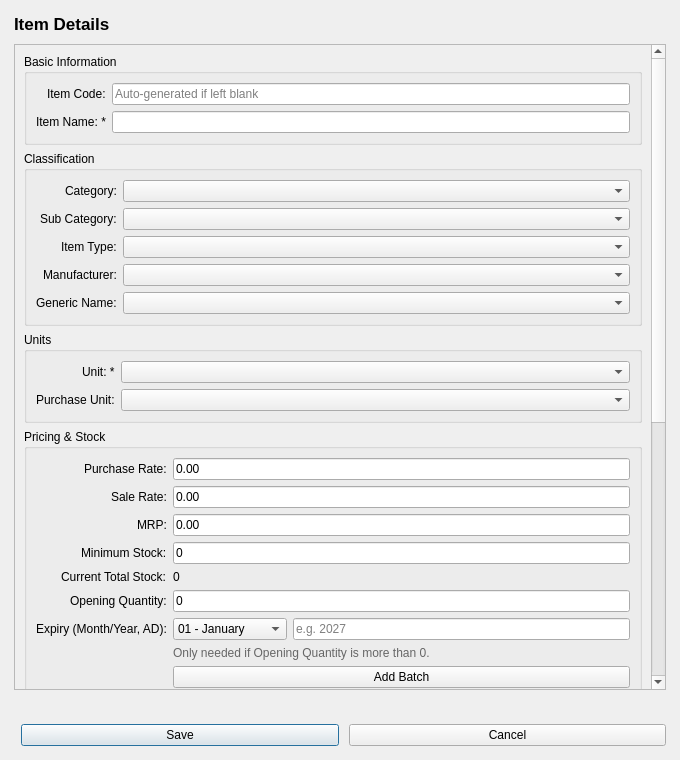
Old version of the form ui/item_form.ui in the repository kbinay96-cell/Medical-ERP-V2.
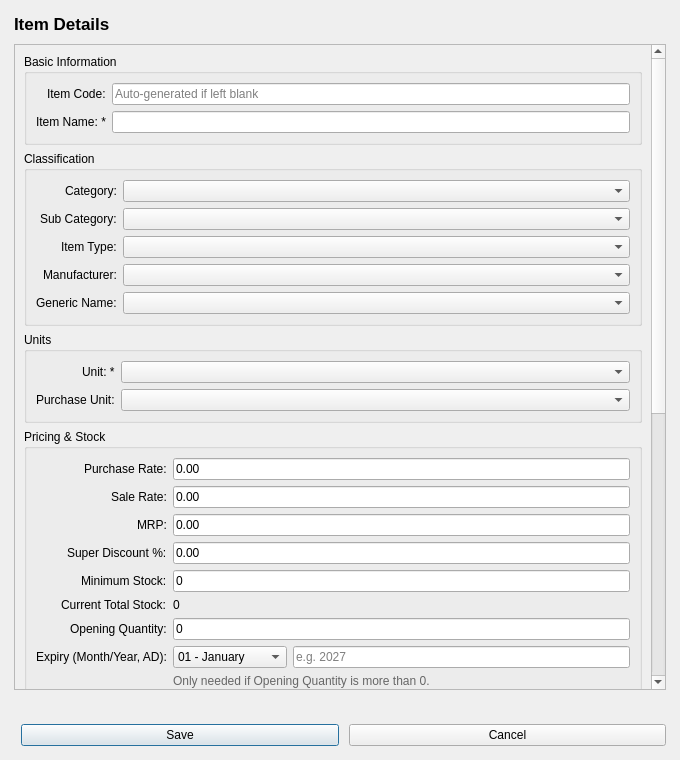
New version of the form.

```diff
--- a/ui/item_form.ui
+++ b/ui/item_form.ui
@@ -87,23 +87,25 @@
           <item row="1" column="1"><widget class="QLineEdit" name="txtSaleRate"><property name="text"><string>0.00</string></property></widget></item>
           <item row="2" column="0"><widget class="QLabel" name="lblMrp"><property name="text"><string>MRP:</string></property></widget></item>
           <item row="2" column="1"><widget class="QLineEdit" name="txtMrp"><property name="text"><string>0.00</string></property></widget></item>
-          <item row="3" column="0"><widget class="QLabel" name="lblMinimumStock"><property name="text"><string>Minimum Stock:</string></property></widget></item>
-          <item row="3" column="1"><widget class="QLineEdit" name="txtMinimumStock">
+           <item row="3" column="0"><widget class="QLabel" name="lblSuperDiscountPercent"><property name="text"><string>Super Discount %:</string></property></widget></item>
+           <item row="3" column="1"><widget class="QLineEdit" name="txtSuperDiscountPercent"><property name="text"><string>0.00</string></property></widget></item>
+          <item row="4" column="0"><widget class="QLabel" name="lblMinimumStock"><property name="text"><string>Minimum Stock:</string></property></widget></item>
+          <item row="4" column="1"><widget class="QLineEdit" name="txtMinimumStock">
             <property name="text"><string>0</string></property>
             <property name="toolTip"><string>Reorder level -- can be changed anytime, no lock.</string></property>
           </widget></item>
-          <item row="4" column="0"><widget class="QLabel" name="lblCurrentStockDisplay"><property name="text"><string>Current Total Stock:</string></property></widget></item>
-          <item row="4" column="1"><widget class="QLabel" name="lblCurrentStockValue">
+          <item row="5" column="0"><widget class="QLabel" name="lblCurrentStockDisplay"><property name="text"><string>Current Total Stock:</string></property></widget></item>
+          <item row="5" column="1"><widget class="QLabel" name="lblCurrentStockValue">
             <property name="text"><string>0</string></property>
             <property name="toolTip"><string>Read-only -- sum of all batch quantities.</string></property>
           </widget></item>
-          <item row="5" column="0"><widget class="QLabel" name="lblOpeningQty"><property name="text"><string>Opening Quantity:</string></property></widget></item>
-          <item row="5" column="1"><widget class="QLineEdit" name="txtOpeningQty">
+          <item row="6" column="0"><widget class="QLabel" name="lblOpeningQty"><property name="text"><string>Opening Quantity:</string></property></widget></item>
+          <item row="6" column="1"><widget class="QLineEdit" name="txtOpeningQty">
             <property name="text"><string>0</string></property>
             <property name="toolTip"><string>Leave 0 if this item has no stock yet -- the item still saves fine.</string></property>
           </widget></item>
-          <item row="6" column="0"><widget class="QLabel" name="lblOpeningExpiry"><property name="text"><string>Expiry (Month/Year, AD):</string></property></widget></item>
-          <item row="6" column="1">
+          <item row="7" column="0"><widget class="QLabel" name="lblOpeningExpiry"><property name="text"><string>Expiry (Month/Year, AD):</string></property></widget></item>
+          <item row="7" column="1">
            <layout class="QHBoxLayout" name="horizontalLayoutOpeningExpiry">
             <item><widget class="QComboBox" name="cmbOpeningExpiryMonth">
               <item><property name="text"><string>01 - January</string></property></item>
@@ -124,11 +126,11 @@
             </widget></item>
            </layout>
           </item>
-          <item row="7" column="1"><widget class="QLabel" name="lblOpeningExpiryHint">
+          <item row="8" column="1"><widget class="QLabel" name="lblOpeningExpiryHint">
             <property name="text"><string>Only needed if Opening Quantity is more than 0.</string></property>
             <property name="styleSheet"><string notr="true">color: #666666;</string></property>
           </widget></item>
-          <item row="8" column="1"><widget class="QPushButton" name="btnAddBatch">
+          <item row="9" column="1"><widget class="QPushButton" name="btnAddBatch">
             <property name="text"><string>Add Batch</string></property>
             <property name="toolTip"><string>Add another batch (e.g. a new Purchase lot) to this item.</string></property>
           </widget></item>
```
